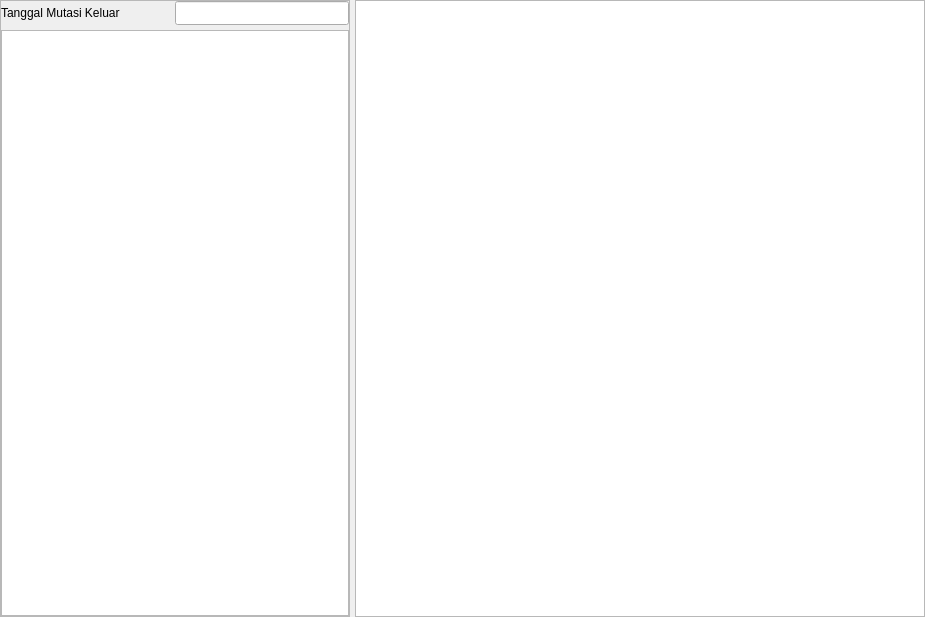
Above: ui/sources/page_mutasi_keluar.ui from asjach/db_app before the change. Below: the same form after it.
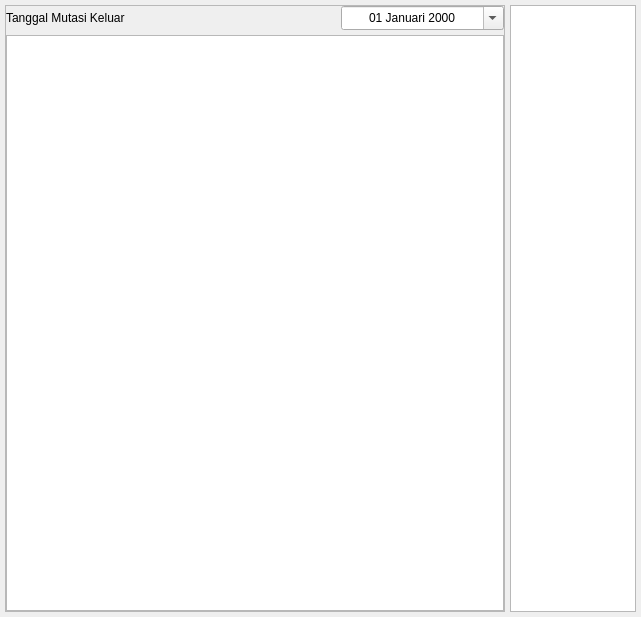
That is the form after the change.

The edit to the form file:
```diff
--- a/ui/sources/page_mutasi_keluar.ui
+++ b/ui/sources/page_mutasi_keluar.ui
@@ -6,7 +6,7 @@
    <rect>
     <x>0</x>
     <y>0</y>
-    <width>925</width>
+    <width>641</width>
     <height>617</height>
    </rect>
   </property>
@@ -15,34 +15,31 @@
   </property>
   <layout class="QGridLayout" name="gridLayout">
    <property name="leftMargin">
-    <number>0</number>
+    <number>5</number>
    </property>
    <property name="topMargin">
-    <number>0</number>
+    <number>5</number>
    </property>
    <property name="rightMargin">
-    <number>0</number>
+    <number>5</number>
    </property>
    <property name="bottomMargin">
-    <number>0</number>
-   </property>
-   <property name="horizontalSpacing">
     <number>5</number>
    </property>
-   <property name="verticalSpacing">
-    <number>0</number>
+   <property name="spacing">
+    <number>5</number>
    </property>
    <item row="0" column="0">
     <widget class="QFrame" name="frame_kiri">
      <property name="minimumSize">
       <size>
-       <width>350</width>
+       <width>500</width>
        <height>0</height>
       </size>
      </property>
      <property name="maximumSize">
       <size>
-       <width>350</width>
+       <width>500</width>
        <height>16777215</height>
       </size>
      </property>
@@ -65,10 +62,7 @@
       <property name="bottomMargin">
        <number>0</number>
       </property>
-      <property name="horizontalSpacing">
-       <number>0</number>
-      </property>
-      <property name="verticalSpacing">
+      <property name="spacing">
        <number>5</number>
       </property>
       <item row="0" column="0">
@@ -78,25 +72,34 @@
         </property>
        </widget>
       </item>
-      <item row="0" column="1">
-       <widget class="QLineEdit" name="line_tgl_mutasi">
-        <property name="sizePolicy">
-         <sizepolicy hsizetype="Preferred" vsizetype="Fixed">
-          <horstretch>0</horstretch>
-          <verstretch>0</verstretch>
-         </sizepolicy>
-        </property>
+      <item row="1" column="0" colspan="3">
+       <widget class="QTableWidget" name="tbl_list_siswa"/>
+      </item>
+      <item row="0" column="2">
+       <widget class="QDateEdit" name="date_tgl_mutasi">
         <property name="minimumSize">
          <size>
-          <width>120</width>
+          <width>0</width>
           <height>24</height>
          </size>
         </property>
+        <property name="locale">
+         <locale language="Indonesian" country="Indonesia"/>
+        </property>
+        <property name="alignment">
+         <set>Qt::AlignCenter</set>
+        </property>
+        <property name="showGroupSeparator" stdset="0">
+         <bool>false</bool>
+        </property>
+        <property name="displayFormat">
+         <string>dd MMMM yyyy</string>
+        </property>
+        <property name="calendarPopup">
+         <bool>true</bool>
+        </property>
        </widget>
       </item>
-      <item row="1" column="0" colspan="2">
-       <widget class="QTableWidget" name="tbl_list_siswa"/>
-      </item>
      </layout>
     </widget>
    </item>
```
